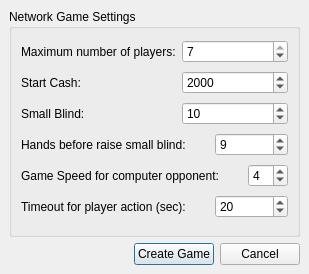
Before: the Qt Designer form src/gui/qt/createnetworkgamedialog.ui in pokerth/pokerth, drawn with Qt 5.
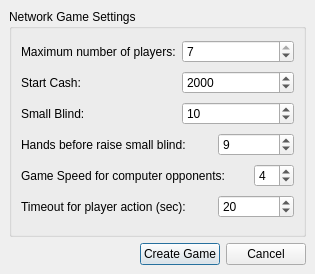
After: the same form once the commit is applied.

Patch:
```diff
--- a/src/gui/qt/createnetworkgamedialog.ui
+++ b/src/gui/qt/createnetworkgamedialog.ui
@@ -5,7 +5,7 @@
    <rect>
     <x>0</x>
     <y>0</y>
-    <width>309</width>
+    <width>315</width>
     <height>274</height>
    </rect>
   </property>
@@ -144,7 +144,7 @@
       <item row="4" column="0" colspan="3" >
        <widget class="QLabel" name="label_5" >
         <property name="text" >
-         <string>Game Speed for computer opponent:</string>
+         <string>Game Speed for computer opponents:</string>
         </property>
        </widget>
       </item>
```
